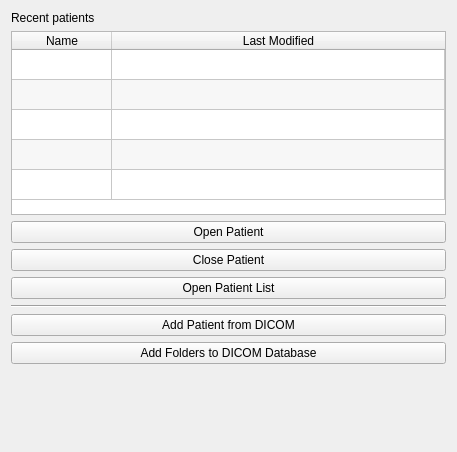
Qt form Patients/Resources/UI/Patients.ui (NousNav/SlicerOpenNav) before a commit.
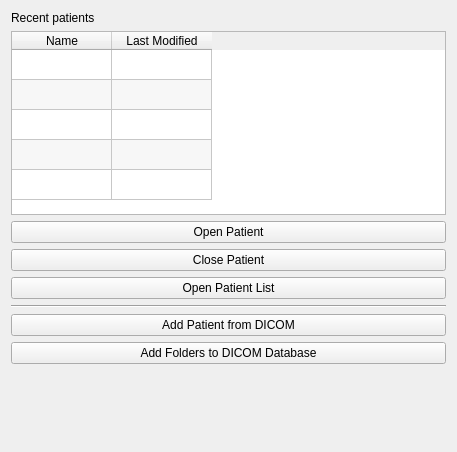
The same form after that commit. Custom widgets are drawn as their Qt base class.

```diff
--- a/Patients/Resources/UI/Patients.ui
+++ b/Patients/Resources/UI/Patients.ui
@@ -45,7 +45,7 @@
       <bool>true</bool>
      </attribute>
      <attribute name="horizontalHeaderStretchLastSection">
-      <bool>true</bool>
+      <bool>false</bool>
      </attribute>
      <attribute name="verticalHeaderVisible">
       <bool>false</bool>
```
